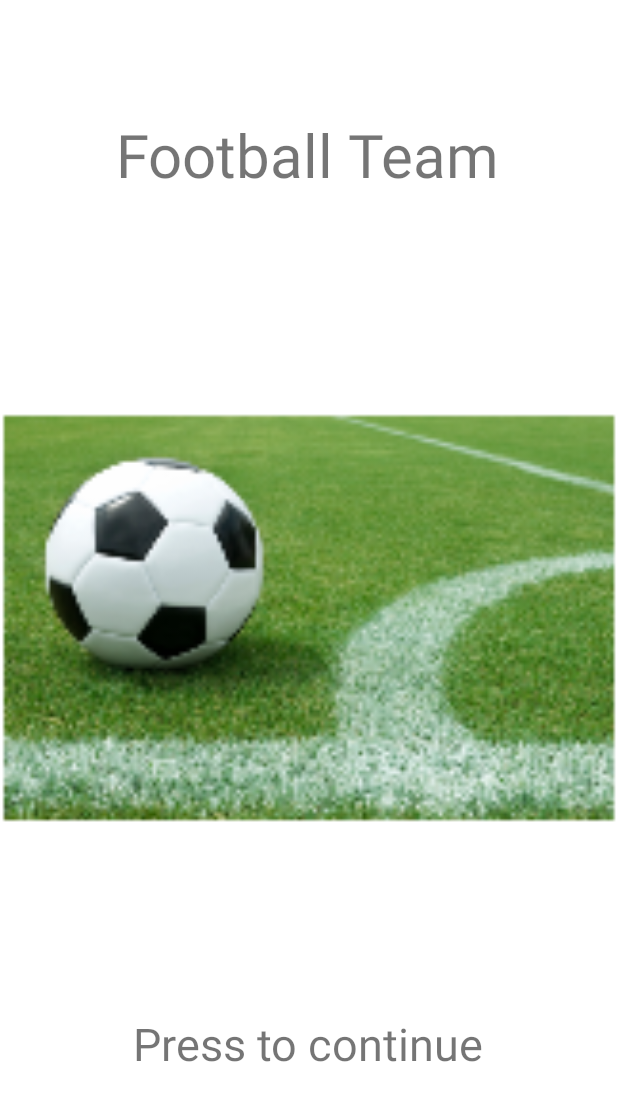
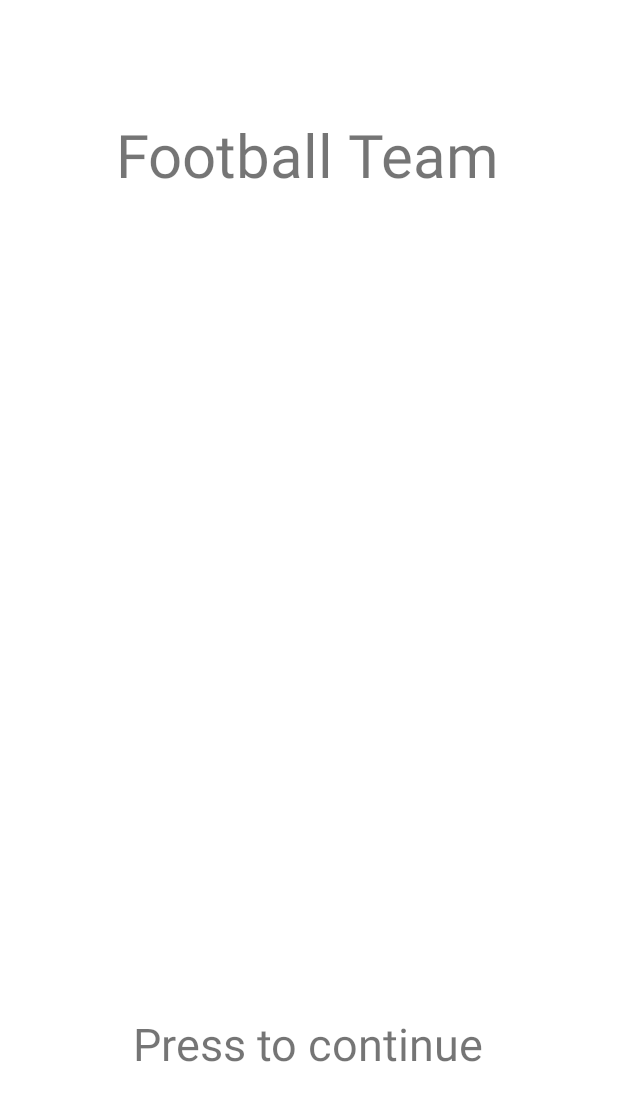
Before and after one commit to Tamagosci/FootballTeam, an Android app: the screen it shows after launch (imageFirstActivity), on a phone screen of 412 x 824 dp. Shown: the top 1101 px of the screen. Run offline under Robolectric (Android 15) with nearby library versions, the phone set to English and light mode, and no system bars.

```diff
--- a/app/src/main/res/layout/activity_image_first.xml
+++ b/app/src/main/res/layout/activity_image_first.xml
@@ -14,8 +14,7 @@
         app:layout_constraintEnd_toEndOf="parent"
         app:layout_constraintStart_toStartOf="parent"
         app:layout_constraintTop_toTopOf="parent"
-        app:layout_constraintVertical_bias="0.0"
-        app:srcCompat="@mipmap/ic_imagefootball_foreground" />
+        app:layout_constraintVertical_bias="0.0" />
 
     <TextView
         android:id="@+id/textViewImageFirstActivity_2"
```
